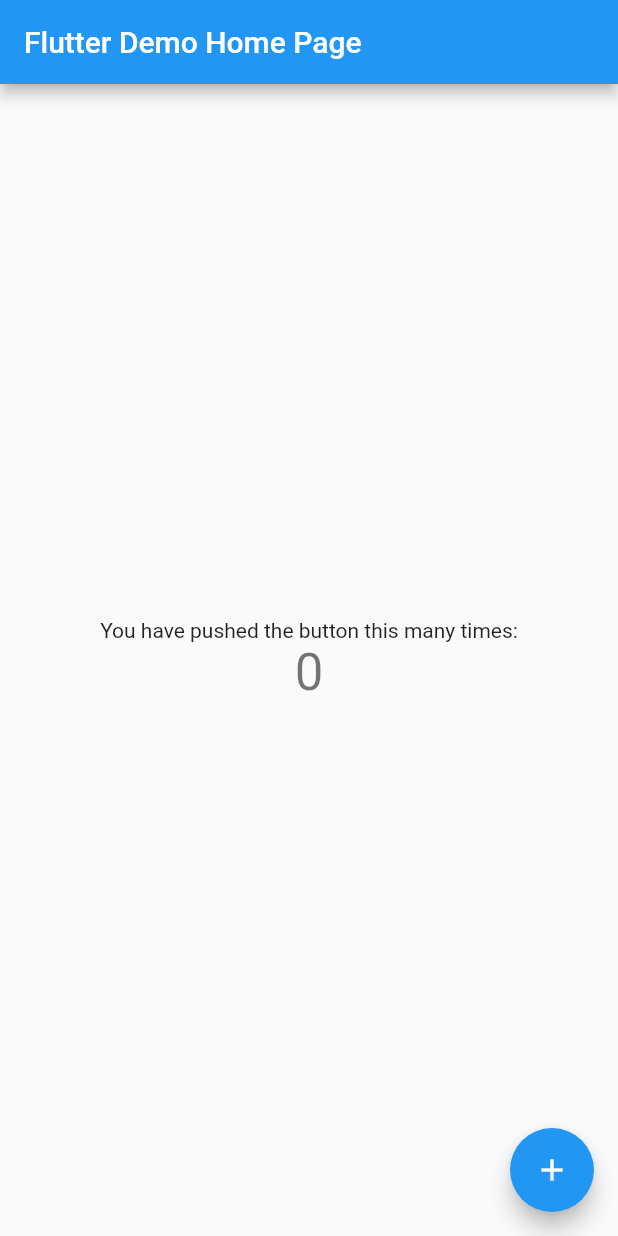
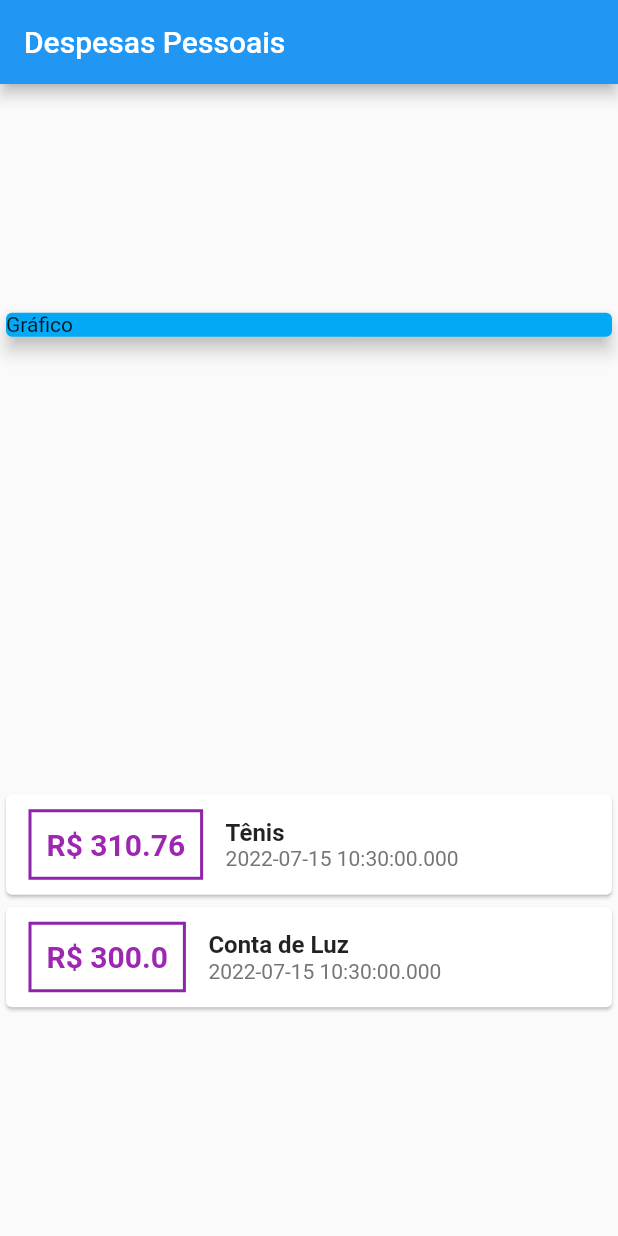
Before and after one commit to leogregorio/project_expenses, a Flutter app: the screen it shows after launch, on a phone screen of 412 x 824 dp. Run offline on Flutter 3.47's test engine with Material 2 defaults, Android fonts, the phone set to English and light mode, and no system bars.

Commit message:
começo tela inicial

```diff
--- a/lib/main.dart
+++ b/lib/main.dart
@@ -1,115 +1,101 @@
+// ignore_for_file: prefer_const_constructors, sort_child_properties_last, avoid_unnecessary_containers
+
 import 'package:flutter/material.dart';
+import 'models/transaction.dart';
 
-void main() {
-  runApp(const MyApp());
-}
 
-class MyApp extends StatelessWidget {
-  const MyApp({Key? key}) : super(key: key);
+main() => runApp(ExpensesApp());
 
-  // This widget is the root of your application.
+class ExpensesApp extends StatelessWidget {
+  const ExpensesApp({Key? key}) : super(key: key);
+
   @override
   Widget build(BuildContext context) {
     return MaterialApp(
-      title: 'Flutter Demo',
-      theme: ThemeData(
-        // This is the theme of your application.
-        //
-        // Try running your application with "flutter run". You'll see the
-        // application has a blue toolbar. Then, without quitting the app, try
-        // changing the primarySwatch below to Colors.green and then invoke
-        // "hot reload" (press "r" in the console where you ran "flutter run",
-        // or simply save your changes to "hot reload" in a Flutter IDE).
-        // Notice that the counter didn't reset back to zero; the application
-        // is not restarted.
-        primarySwatch: Colors.blue,
-      ),
-      home: const MyHomePage(title: 'Flutter Demo Home Page'),
+      home: MyHomePage()
     );
   }
 }
 
-class MyHomePage extends StatefulWidget {
-  const MyHomePage({Key? key, required this.title}) : super(key: key);
+class MyHomePage extends StatelessWidget {
 
-  // This widget is the home page of your application. It is stateful, meaning
-  // that it has a State object (defined below) that contains fields that affect
-  // how it looks.
+  // ignore: unused_field
+  final _transactions = [
+    Transaction(id: 't1', title: 'Tênis', value: 310.76, date: DateTime.now()),
+    Transaction(id: 't2', title: 'Conta de Luz', value: 300.00, date: DateTime.now())
+  ];
 
-  // This class is the configuration for the state. It holds the values (in this
-  // case the title) provided by the parent (in this case the App widget) and
-  // used by the build method of the State. Fields in a Widget subclass are
-  // always marked "final".
 
-  final String title;
-
-  @override
-  State<MyHomePage> createState() => _MyHomePageState();
-}
-
-class _MyHomePageState extends State<MyHomePage> {
-  int _counter = 0;
-
-  void _incrementCounter() {
-    setState(() {
-      // This call to setState tells the Flutter framework that something has
-      // changed in this State, which causes it to rerun the build method below
-      // so that the display can reflect the updated values. If we changed
-      // _counter without calling setState(), then the build method would not be
-      // called again, and so nothing would appear to happen.
-      _counter++;
-    });
-  }
 
   @override
   Widget build(BuildContext context) {
-    // This method is rerun every time setState is called, for instance as done
-    // by the _incrementCounter method above.
-    //
-    // The Flutter framework has been optimized to make rerunning build methods
-    // fast, so that you can just rebuild anything that needs updating rather
-    // than having to individually change instances of widgets.
     return Scaffold(
       appBar: AppBar(
-        // Here we take the value from the MyHomePage object that was created by
-        // the App.build method, and use it to set our appbar title.
-        title: Text(widget.title),
+        title: Text('Despesas Pessoais'),
       ),
-      body: Center(
-        // Center is a layout widget. It takes a single child and positions it
-        // in the middle of the parent.
-        child: Column(
-          // Column is also a layout widget. It takes a list of children and
-          // arranges them vertically. By default, it sizes itself to fit its
-          // children horizontally, and tries to be as tall as its parent.
-          //
-          // Invoke "debug painting" (press "p" in the console, choose the
-          // "Toggle Debug Paint" action from the Flutter Inspector in Android
-          // Studio, or the "Toggle Debug Paint" command in Visual Studio Code)
-          // to see the wireframe for each widget.
-          //
-          // Column has various properties to control how it sizes itself and
-          // how it positions its children. Here we use mainAxisAlignment to
-          // center the children vertically; the main axis here is the vertical
-          // axis because Columns are vertical (the cross axis would be
-          // horizontal).
-          mainAxisAlignment: MainAxisAlignment.center,
-          children: <Widget>[
-            const Text(
-              'You have pushed the button this many times:',
+      body: Column(
+        mainAxisAlignment: MainAxisAlignment.spaceAround,
+        crossAxisAlignment: CrossAxisAlignment.stretch,
+        // ignore: prefer_const_literals_to_create_immutables
+        children: <Widget>[
+          Container(
+            child: Card(
+              color: Colors.lightBlue,
+              child: Text('Gráfico'),
+              elevation: 5,
             ),
-            Text(
-              '$_counter',
-              style: Theme.of(context).textTheme.headline4,
-            ),
-          ],
-        ),
-      ),
-      floatingActionButton: FloatingActionButton(
-        onPressed: _incrementCounter,
-        tooltip: 'Increment',
-        child: const Icon(Icons.add),
-      ), // This trailing comma makes auto-formatting nicer for build methods.
+          ),
+          Column(
+            children: _transactions.map((tr)
+            {
+              return Card(
+                child: Row(
+                  children: [
+                    Container(
+                      margin: EdgeInsets.symmetric(
+                        horizontal: 15,
+                        vertical: 10,
+                      ),
+                      padding: EdgeInsets.all(10),
+                      decoration: BoxDecoration(
+                        border: Border.all(
+                          color: Colors.purple.shade600,
+                          width: 2,
+                        )
+                      ),
+                      child:
+                        Text(
+                          'R\$ ' + tr.value.toString(),
+                          textAlign: TextAlign.center,
+                          style: TextStyle(
+                            fontWeight: FontWeight.bold,
+                            fontSize: 20,
+                            color: Colors.purple,
+                          ),),
+                    ),
+                    Column(
+                      crossAxisAlignment: CrossAxisAlignment.start,
+                      children: [
+                        Text(
+                          tr.title,
+                          style: TextStyle(
+                            fontSize: 16,
+                            fontWeight: FontWeight.bold,
+                          )),
+                        Text(tr.date.toString(),
+                            style: TextStyle(
+                              color: Colors.grey.shade600,
+                          ))
+                      ],
+                    )
+                  ],
+                )
+              );
+            }).toList(),
+          )
+
+        ],
+      )
     );
-  }
+   }
 }
--- /dev/null
+++ b/lib/models/transaction.dart
@@ -0,0 +1,13 @@
+class Transaction {
+  final String id;
+  final String title;
+  final double value;
+  final DateTime date;
+
+  Transaction({
+    required this.id,
+    required this.title,
+    required this.value,
+    required this.date,
+  });
+}
```
